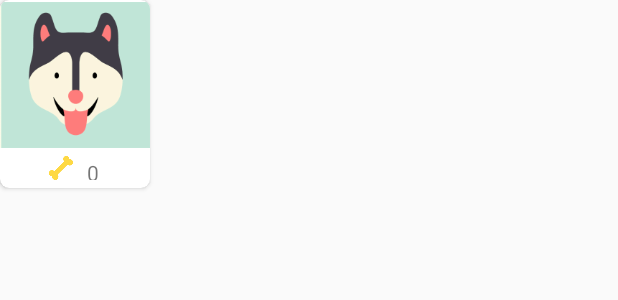
After one commit to clarkenet/Petagram, an Android app: the layout cardview_perfil_grid.xml on its own in the app's theme, with its tools: preview values and no code run, on a phone screen of 412 x 824 dp. The commit adds this screen. Shown: the top 300 px of the screen. Run offline under Robolectric (Android 15) with nearby library versions, the phone set to English and light mode, and no system bars.

Commit message:
Terminada la Tab de Perfil

```diff
--- a/app/src/main/java/com/kenneth/android/petagram/com/kenneth/android/petagram/adapter/MascotaAdapter.java
+++ b/app/src/main/java/com/kenneth/android/petagram/com/kenneth/android/petagram/adapter/MascotaAdapter.java
@@ -4,7 +4,6 @@ import android.support.v7.widget.RecyclerView;
 import android.view.LayoutInflater;
 import android.view.View;
 import android.view.ViewGroup;
-import android.widget.Button;
 import android.widget.ImageView;
 import android.widget.TextView;
 
--- a/app/src/main/java/com/kenneth/android/petagram/com/kenneth/android/petagram/model/Mascota.java
+++ b/app/src/main/java/com/kenneth/android/petagram/com/kenneth/android/petagram/model/Mascota.java
@@ -13,6 +13,12 @@ public class Mascota {
         this.foto = foto;
         this.name = name;
         this.rating = 0;
+    }
+
+    public Mascota(int foto, String name, int rating) {
+        this.foto = foto;
+        this.name = name;
+        this.rating = rating;
     }
 
     public int getFoto() {
--- /dev/null
+++ b/app/src/main/res/layout/cardview_perfil_grid.xml
@@ -0,0 +1,47 @@
+<?xml version="1.0" encoding="utf-8"?>
+<android.support.v7.widget.CardView
+    xmlns:android="http://schemas.android.com/apk/res/android"
+    xmlns:app="http://schemas.android.com/apk/res-auto"
+    android:id="@+id/cvPerfilGrid"
+    android:layout_width="@dimen/cv_width_grid"
+    android:layout_height="@dimen/cv_height_grid"
+    app:cardCornerRadius="@dimen/cv_radius">
+
+    <LinearLayout
+        android:layout_width="match_parent"
+        android:layout_height="match_parent"
+        android:orientation="vertical">
+
+        <ImageView
+            android:id="@+id/ivPerfilGrid"
+            android:layout_width="match_parent"
+            android:layout_height="@dimen/cv_width_grid"
+            android:src="@drawable/puppy_husky"/>
+
+        <LinearLayout
+            android:layout_width="match_parent"
+            android:layout_height="wrap_content"
+            android:orientation="horizontal"
+            android:gravity="center_horizontal">
+
+            <ImageView
+                android:layout_width="@dimen/ic_bone_size_grid"
+                android:layout_height="@dimen/ic_bone_size_grid"
+                android:layout_margin="@dimen/icon_margin_grid"
+                android:padding="@dimen/icon_padding_grid"
+                android:src="@drawable/bone__yellow"/>
+
+            <TextView
+                android:id="@+id/tvRatingGrid"
+                android:layout_width="wrap_content"
+                android:layout_height="wrap_content"
+                android:text="0"
+                android:textSize="@dimen/cv_txt_size_grid"
+                android:layout_margin="@dimen/icon_margin"/>
+
+        </LinearLayout>
+
+    </LinearLayout>
+
+
+</android.support.v7.widget.CardView>
--- a/app/src/main/res/menu/menu_opciones_listado.xml
+++ b/app/src/main/res/menu/menu_opciones_listado.xml
@@ -8,7 +8,7 @@
         android:title="@string/favoritos"
         android:orderInCategory="100"
         app:showAsAction="always"
-        android:icon="@drawable/ic_star5"/>
+        android:icon="@drawable/ic_star5_w"/>
     <item
         android:id="@+id/action_contacto"
         android:title="@string/action_contacto"
--- a/app/src/main/res/values/dimens.xml
+++ b/app/src/main/res/values/dimens.xml
@@ -5,7 +5,7 @@
     <dimen name="btn_entrar_txt_size">20sp</dimen>
     <dimen name="btn_entrar_padding">20dp</dimen>
     <dimen name="btn_entrar_margin">20dp</dimen>
-    <dimen name="cv_radius">4dp</dimen>
+    <dimen name="cv_radius">6dp</dimen>
     <dimen name="ic_bone_size">25dp</dimen>
     <dimen name="icon_margin">5dp</dimen>
     <dimen name="icon_padding">2dp</dimen>
@@ -13,4 +13,13 @@
     <dimen name="fab_elevation">6dp</dimen>
     <dimen name="fab_margin">15dp</dimen>
     <dimen name="tvAutor">15sp</dimen>
+    <dimen name="civPerfil">150dp</dimen>
+    <dimen name="cv_perfil_txt_size">25sp</dimen>
+    <dimen name="cv_width_grid">100dp</dimen>
+    <dimen name="cv_height_grid">125dp</dimen>
+    <dimen name="ic_bone_size_grid">20dp</dimen>
+    <dimen name="icon_margin_grid">2dp</dimen>
+    <dimen name="icon_padding_grid">2dp</dimen>
+    <dimen name="cv_txt_size_grid">14sp</dimen>
+    <dimen name="rv_grid_spacing">6dp</dimen>
 </resources>
```
Also changed, not shown: app/src/main/java/com/kenneth/android/petagram/com/kenneth/android/petagram/adapter/PerfilMascotaAdapter.java (added, +57 -0 lines), app/src/main/java/com/kenneth/android/petagram/com/kenneth/android/petagram/fragment/PerfilFragment.java (+55 -1 lines), app/src/main/java/com/kenneth/android/petagram/com/kenneth/android/petagram/utils/ListSpacingDecoration.java (added, +218 -0 lines), app/src/main/res/layout/cardview_round_image.xml (+34 -4 lines), app/src/main/res/layout/fragment_perfil.xml (+15 -4 lines), app/src/main/res/drawable-hdpi/ic_star5_w.png (added), app/src/main/res/drawable-mdpi/ic_star5_w.png (added), app/src/main/res/drawable-xhdpi/ic_star5_w.png (added), app/src/main/res/drawable-xxhdpi/ic_star5_w.png (added).
